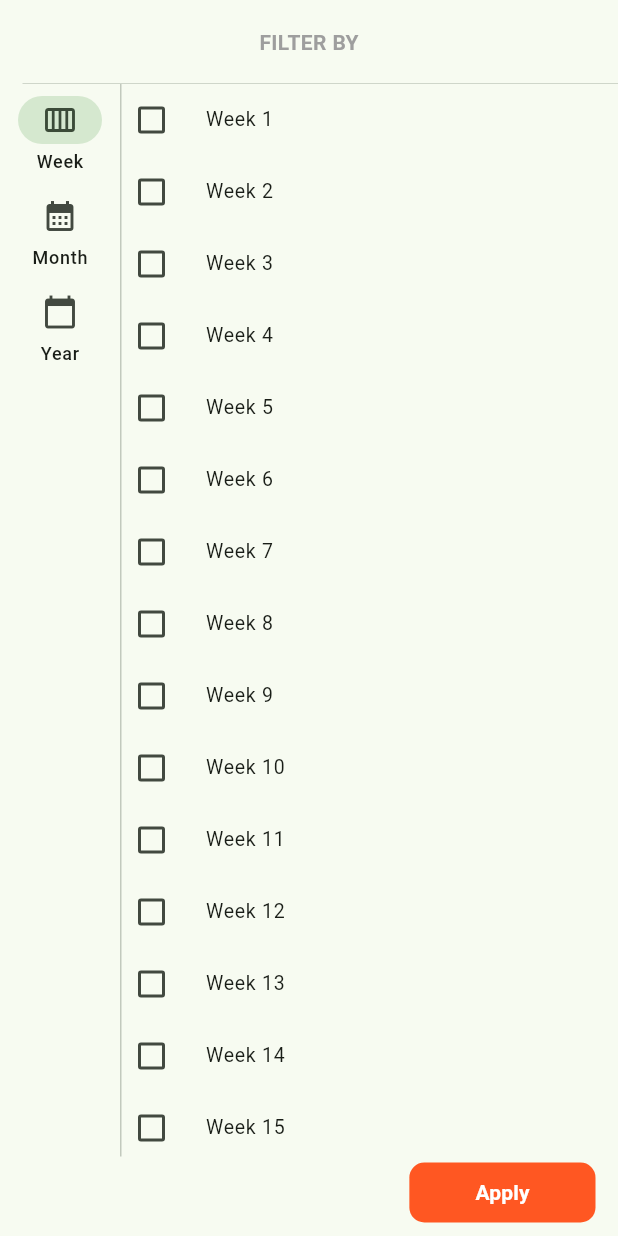
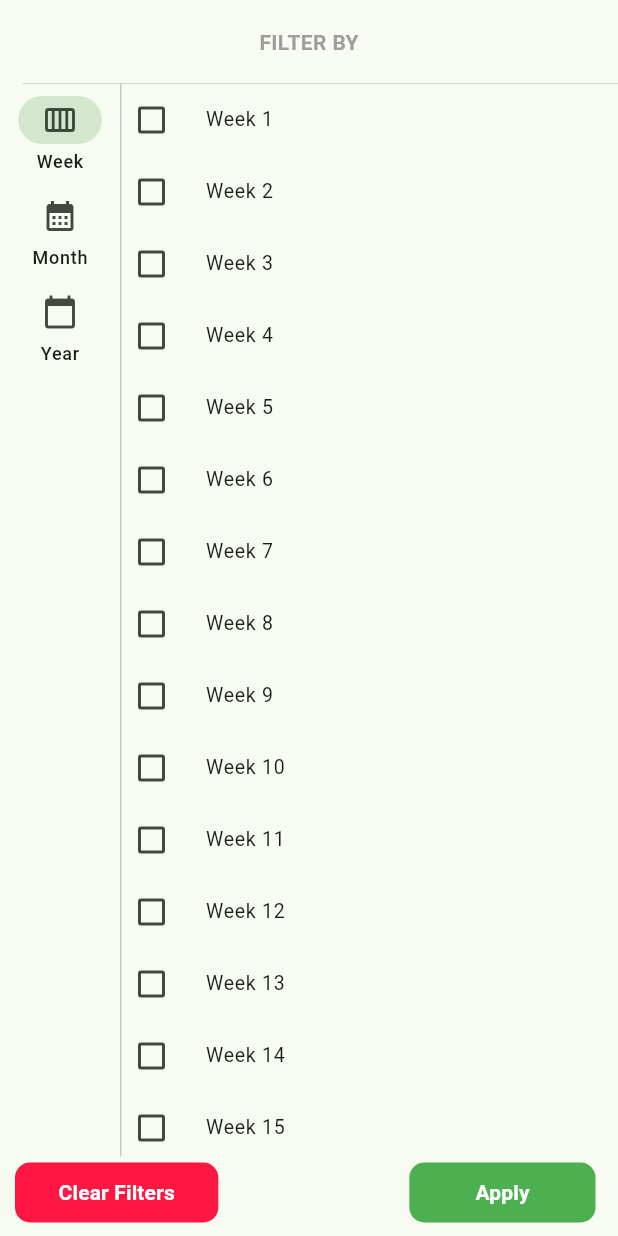
Before and after one commit to paramjeet198/easemydeal, a Flutter app: the FilterBottomSheetContent widget shown alone on an empty page, opened directly, on a phone screen of 412 x 824 dp. Run offline on Flutter 3.47's test engine with Material 3 defaults, Android fonts, the phone set to English and light mode, and no system bars; our stand-ins replace dio, flutter_riverpod, google_fonts, logger, riverpod_annotation, skeletonizer; generated files the repository leaves out were written again; network calls fail.

Commit message:
filter logic added

```diff
--- a/lib/pages/home.dart
+++ b/lib/pages/home.dart
@@ -31,9 +31,11 @@ class _HomePageState extends ConsumerState<HomePage> {
 
   Future<void> _handleRefresh() async {
     ref.invalidate(eventsProvider);
-    ref.read(sortTypeNotifierProvider.notifier).update(SortBy.none);
-    // ref.read(filterByDateProvider.notifier).reset;
     ref.invalidate(filterByDateProvider);
+    ref.invalidate(sortTypeNotifierProvider);
+
+    //   ref.read(sortTypeNotifierProvider.notifier).update(SortBy.none);
+    //     ref.read(filterByDateProvider.notifier).resetFilters();
   }
 
   List<Widget> _createActions(BuildContext context) {
--- a/lib/pages/widget/filter_bottomsheet_content.dart
+++ b/lib/pages/widget/filter_bottomsheet_content.dart
@@ -72,7 +72,13 @@ class _FilterBottomSheetContentState
               ],
             ),
           ),
-          _buildApplyBtn()
+          Row(
+            mainAxisAlignment: MainAxisAlignment.spaceBetween,
+            children: [
+              _buildClearBtn(),
+              _buildApplyBtn(),
+            ],
+          )
         ],
       ),
     );
@@ -88,8 +94,7 @@ class _FilterBottomSheetContentState
                 shape: WidgetStatePropertyAll(RoundedRectangleBorder(
                     borderRadius: BorderRadius.circular(10))),
                 elevation: WidgetStateProperty.all(0),
-                backgroundColor:
-                    const WidgetStatePropertyAll(Colors.deepOrange)),
+                backgroundColor: const WidgetStatePropertyAll(Colors.green)),
             onPressed: () {
               ref.read(eventsProvider.notifier).filterEvents();
               Navigator.pop(context);
@@ -98,6 +103,32 @@ class _FilterBottomSheetContentState
               padding: EdgeInsets.symmetric(horizontal: 20),
               child: Text(
                 'Apply',
+                style:
+                    TextStyle(color: Colors.white, fontWeight: FontWeight.bold),
+              ),
+            )),
+      ),
+    );
+  }
+
+  Widget _buildClearBtn() {
+    return Align(
+      alignment: Alignment.bottomLeft,
+      child: Padding(
+        padding: const EdgeInsets.only(left: 10, bottom: 5, right: 15),
+        child: ElevatedButton(
+            style: ButtonStyle(
+                shape: WidgetStatePropertyAll(RoundedRectangleBorder(
+                    borderRadius: BorderRadius.circular(10))),
+                elevation: WidgetStateProperty.all(0),
+                backgroundColor: WidgetStatePropertyAll(Colors.redAccent[400])),
+            onPressed: () {
+              ref.read(filterByDateProvider.notifier).resetFilters();
+            },
+            child: const Padding(
+              padding: EdgeInsets.symmetric(horizontal: 5),
+              child: Text(
+                'Clear Filters',
                 style:
                     TextStyle(color: Colors.white, fontWeight: FontWeight.bold),
               ),
@@ -151,9 +182,11 @@ class _FilterBottomSheetContentState
 
         return CheckboxListTile(
           contentPadding: EdgeInsets.zero,
-          value:
-              ref.watch(filterByDateProvider).selectedMonths?.contains(monthNumber) ??
-                  false,
+          value: ref
+                  .watch(filterByDateProvider)
+                  .selectedMonths
+                  ?.contains(monthNumber) ??
+              false,
           dense: true,
           controlAffinity: ListTileControlAffinity.leading,
           title: Text(monthNames[index]),
```
Also changed, not shown: lib/controller/home_page_controller.dart (+6 -15 lines), lib/controller/home_page_controller.g.dart.
